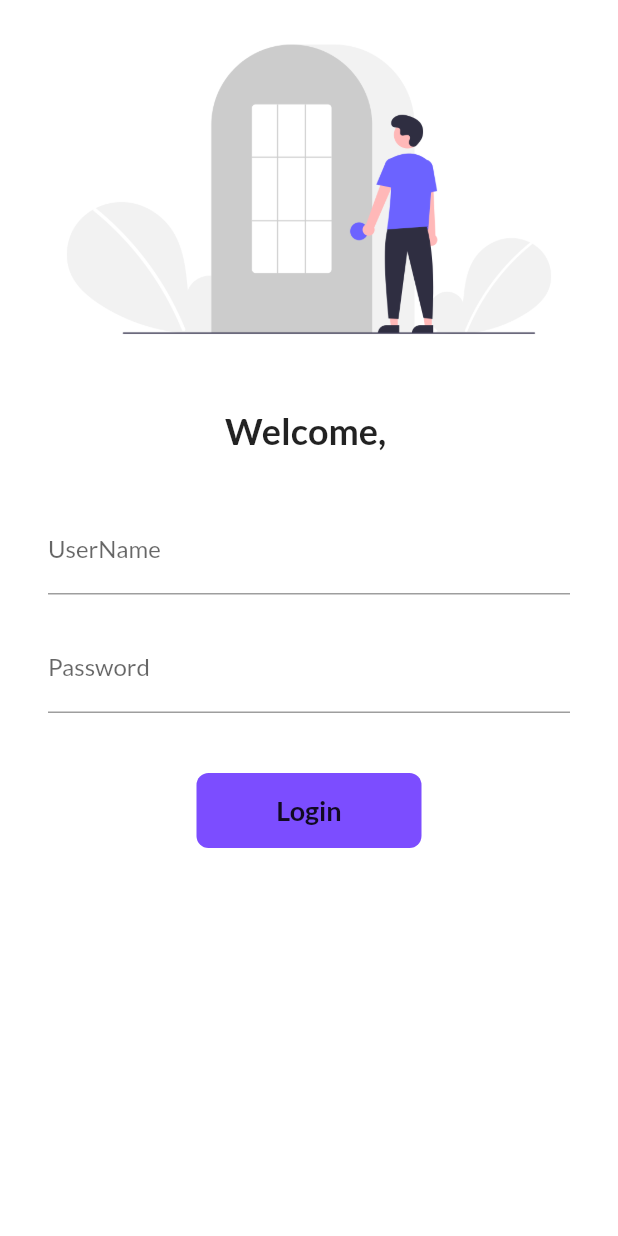
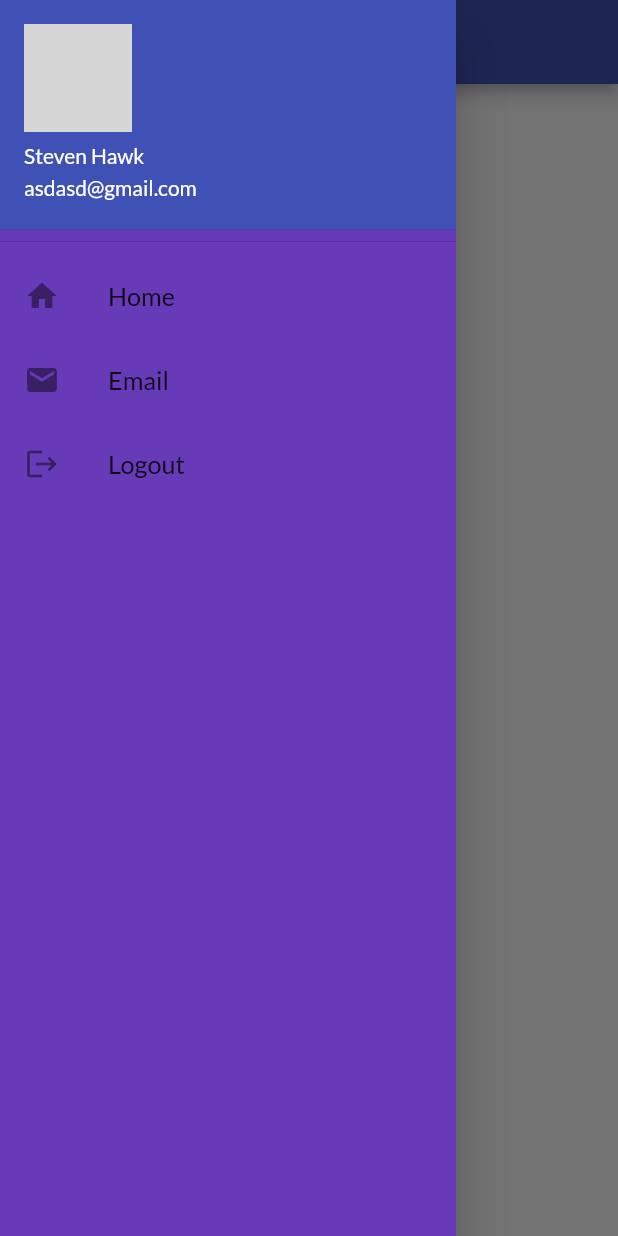
Before and after one commit to notnk/flutter_app, a Flutter app: the screen it shows after launch, with the side drawer open (before the commit the screen has no drawer), on a phone screen of 412 x 824 dp. Run offline on Flutter 3.47's test engine with Material 2 defaults, Android fonts, the phone set to English and light mode, and no system bars; our stand-ins replace google_fonts; network calls fail; grey boxes are pictures that could not be loaded.

Commit message:
day 8 completed

```diff
--- a/lib/main.dart
+++ b/lib/main.dart
@@ -22,7 +22,7 @@ class TestApp extends StatelessWidget {
       darkTheme: ThemeData(
         brightness: Brightness.light,
       ),
-      initialRoute: MyRoutes.loginroute,
+      initialRoute: MyRoutes.homeroute,
       routes: {
         MyRoutes.homeroute : (context)=> const Home(),
         MyRoutes.loginroute :(context)=>const Login(),
--- a/lib/pages/home.dart
+++ b/lib/pages/home.dart
@@ -1,4 +1,5 @@
 import 'package:flutter/material.dart';
+import 'package:newtest/widgets/drawer.dart';
 
 class Home extends StatelessWidget {
   const Home({Key? key}) : super(key: key);
@@ -12,10 +13,9 @@ class Home extends StatelessWidget {
       ),
       //drawer: const Drawer(),
       body: Center(
-        child: Container(
-          child: Text("this is outputting the no of  $days"),
-        ),
+        child: Text("this is outputting the no of  $days"),
       ),
-    );
+      drawer:  MyDrawer(),
+    )   ;
   }
 }
--- a/lib/pages/login.dart
+++ b/lib/pages/login.dart
@@ -1,5 +1,4 @@
 import 'package:flutter/material.dart';
-import 'package:flutter/widgets.dart';
 import 'package:newtest/utils/routes.dart';
 
 class Login extends StatefulWidget {
--- /dev/null
+++ b/lib/widgets/drawer.dart
@@ -0,0 +1,44 @@
+import 'package:flutter/cupertino.dart';
+import 'package:flutter/material.dart';
+import 'package:newtest/utils/routes.dart';
+
+class MyDrawer extends StatelessWidget {
+  const MyDrawer({Key? key}) : super(key: key);
+
+  @override
+  Widget build(BuildContext context) {
+    return  Drawer(
+      child: Container(
+        color: Colors.deepPurple,
+        child: ListView(
+          padding: EdgeInsets.zero,
+          children:  [
+            const DrawerHeader(
+              padding: EdgeInsets.zero,
+                child: UserAccountsDrawerHeader(
+                  accountEmail: Text('asdasd@gmail.com'),
+                  accountName: Text('Steven Hawk'),
+                  currentAccountPicture: CircleAvatar(backgroundImage: NetworkImage(''),),
+                ),
+            ),
+            const ListTile(
+              leading:  Icon(Icons.home),
+              title:  Text('Home',textScaleFactor: 1.2,),
+            ),
+            const ListTile(
+              leading: Icon(Icons.email),
+              title: Text('Email',textScaleFactor: 1.2,),
+            ),
+            ListTile(
+              onTap: () {
+                Navigator.pushNamed(context, MyRoutes.loginroute);
+              },
+              leading: const Icon(Icons.logout),
+              title: const Text('Logout',textScaleFactor: 1.2,),
+            ),
+          ],
+        ),
+      ),
+    );
+  }
+}
```
